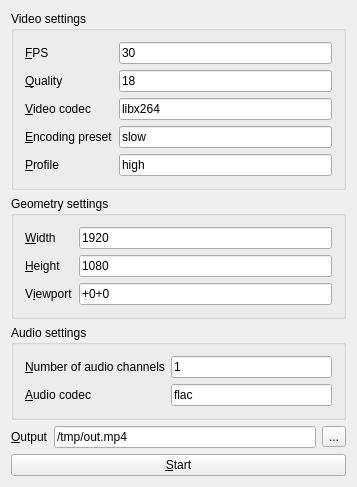
Above: MainWindow.ui from vt4a2h/Screencaster before the change. Below: the same form after it.
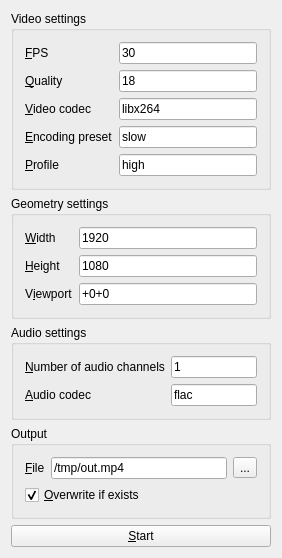
That is the form after the change.

Commit message: Finished with basic functionality implementation

```diff
--- a/MainWindow.ui
+++ b/MainWindow.ui
@@ -6,8 +6,8 @@
    <rect>
     <x>0</x>
     <y>0</y>
-    <width>357</width>
-    <height>453</height>
+    <width>282</width>
+    <height>517</height>
    </rect>
   </property>
   <property name="windowTitle">
@@ -243,11 +243,17 @@
      </widget>
     </item>
     <item>
+     <widget class="QGroupBox" name="gbOutput">
+      <property name="title">
+       <string>Output</string>
+      </property>
+      <layout class="QVBoxLayout" name="verticalLayout_2">
+       <item>
      <layout class="QHBoxLayout" name="horizontalLayout">
       <item>
        <widget class="QLabel" name="label_11">
         <property name="text">
-         <string>&amp;Output</string>
+            <string>&amp;File</string>
         </property>
         <property name="buddy">
          <cstring>leOutput</cstring>
@@ -272,6 +278,19 @@
        </widget>
       </item>
      </layout>
+       </item>
+       <item>
+        <widget class="QCheckBox" name="cbOverwriteOutputFile">
+         <property name="text">
+          <string>&amp;Overwrite if exists</string>
+         </property>
+         <property name="checked">
+          <bool>true</bool>
+         </property>
+        </widget>
+       </item>
+      </layout>
+     </widget>
     </item>
     <item>
      <widget class="QPushButton" name="btnStartStop">
```
Lines whose indentation alone changed are shown as unchanged. The commit also changes 2 other files.
